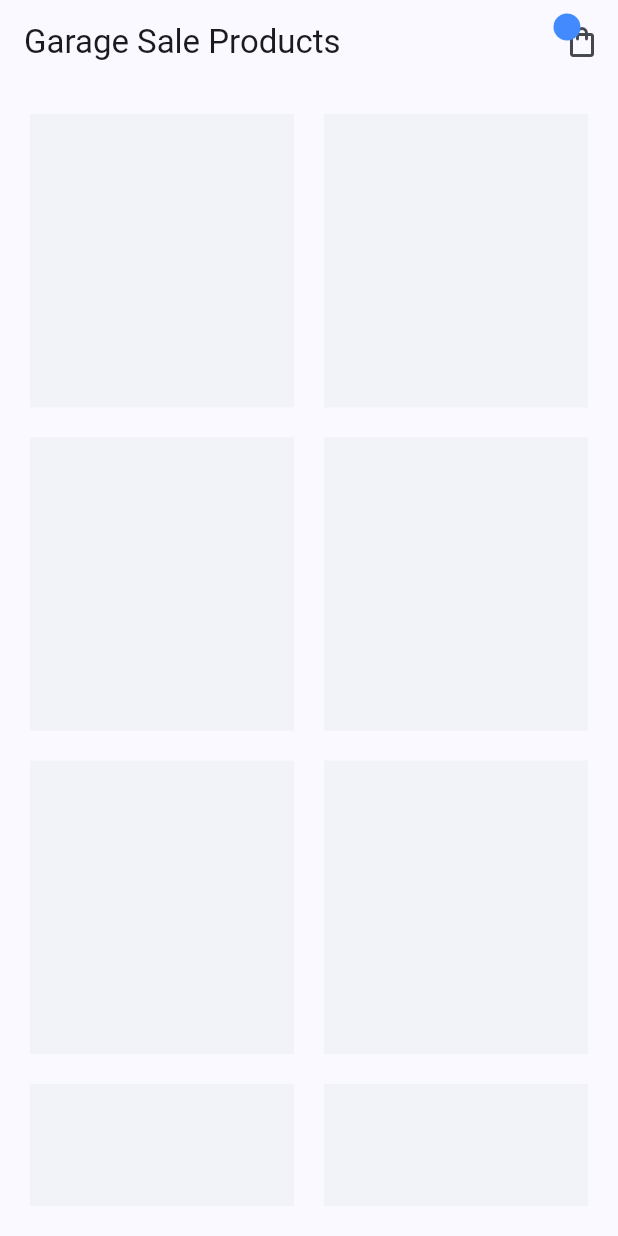
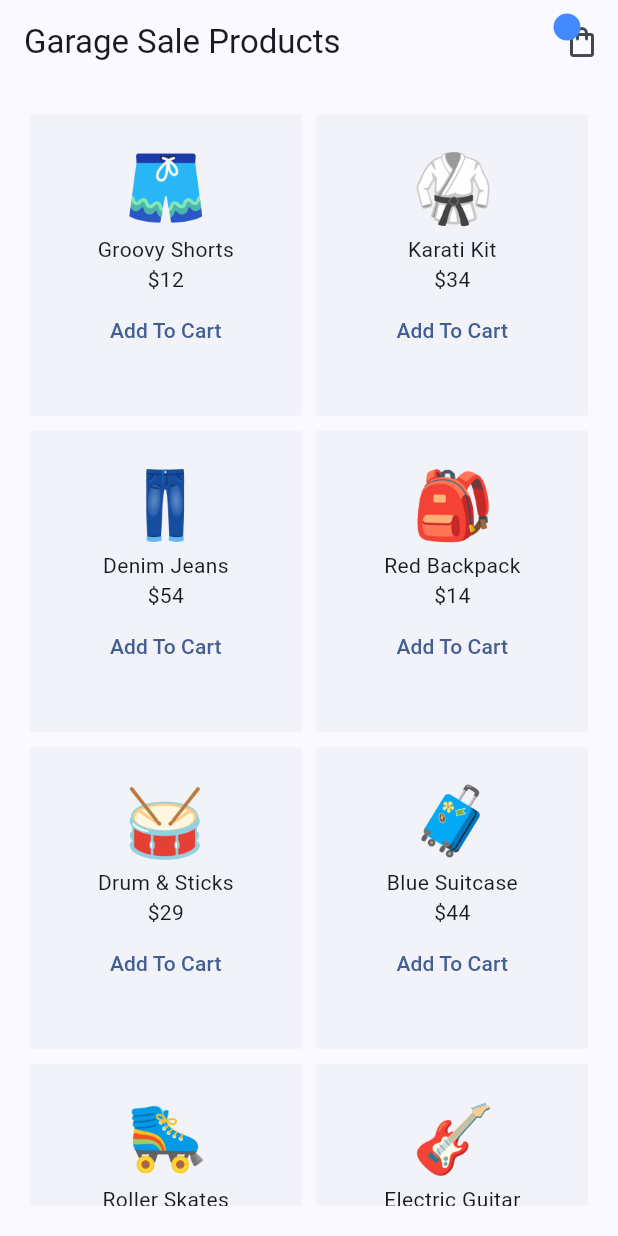
Before and after one commit to ikalafe/riverpod_app, a Flutter app: the screen it shows after launch, on a phone screen of 412 x 824 dp. Run offline on Flutter 3.47's test engine with Material 3 defaults, Android fonts, the phone set to English and light mode, and no system bars; our stand-ins replace flutter_riverpod, riverpod_annotation; generated files the repository leaves out were written again.

Commit message:
feat(home): refactor HomeScreen to use Riverpod for state management and cart functionality

```diff
--- a/lib/screens/home/home_screen.dart
+++ b/lib/screens/home/home_screen.dart
@@ -1,30 +1,69 @@
 import 'package:flutter/material.dart';
+import 'package:flutter_riverpod/flutter_riverpod.dart';
+import 'package:riverpod_files/providers/cart_provider.dart';
+import 'package:riverpod_files/providers/products_provider.dart';
 import 'package:riverpod_files/shared/cart_icon.dart';
 
-class HomeScreen extends StatelessWidget {
+class HomeScreen extends ConsumerWidget {
   const HomeScreen({super.key});
 
   @override
-  Widget build(BuildContext context) {
+  Widget build(BuildContext context, WidgetRef ref) {
+    final allProducts = ref.watch(productsProvider);
+    final cartProducts = ref.watch(cartNotifierProvider);
+
     return Scaffold(
       appBar: AppBar(
         title: const Text('Garage Sale Products'),
-        actions: const [CartIcon()],
+        actions: [
+          CartIcon(
+            count: cartProducts.length.toString(),
+          )
+        ],
       ),
       body: Padding(
         padding: const EdgeInsets.all(20),
         child: GridView.builder(
-          itemCount: 8,
-          gridDelegate:const SliverGridDelegateWithFixedCrossAxisCount(
+          itemCount: allProducts.length,
+          gridDelegate: const SliverGridDelegateWithFixedCrossAxisCount(
             crossAxisCount: 2,
-            mainAxisSpacing: 20,
-            crossAxisSpacing: 20,
+            mainAxisSpacing: 10,
+            crossAxisSpacing: 10,
             childAspectRatio: 0.9,
           ),
-          itemBuilder:(context, index) {
+          itemBuilder: (context, index) {
             return Container(
               padding: const EdgeInsets.all(20),
-              color: Colors.blueGrey.withOpacity(0.05),
+              color: Colors.blueGrey.withValues(alpha: 0.05),
+              child: Column(
+                children: [
+                  Image.asset(
+                    allProducts[index].image,
+                    width: 60,
+                    height: 60,
+                  ),
+                  Text(allProducts[index].title),
+                  Text("\$${allProducts[index].price}"),
+                  if (cartProducts.contains(allProducts[index]))
+                    TextButton(
+                      onPressed: () {
+                        ref
+                            .read(cartNotifierProvider.notifier)
+                            .removeProduct(product: allProducts[index]);
+                      },
+                      child: const Text('Remove'),
+                    ),
+                  if (!cartProducts.contains(allProducts[index]))
+                    TextButton(
+                      onPressed: () {
+                        ref
+                            .read(cartNotifierProvider.notifier)
+                            .addProduct(product: allProducts[index]);
+                      },
+                      child: const Text('Add To Cart'),
+                    )
+                ],
+              ),
             );
           },
         ),
```
